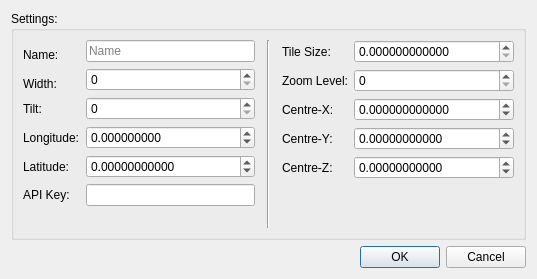
Above: forms/repo_dialog_map.ui from 3drepo/3drepogui before the change. Below: the same form after it.
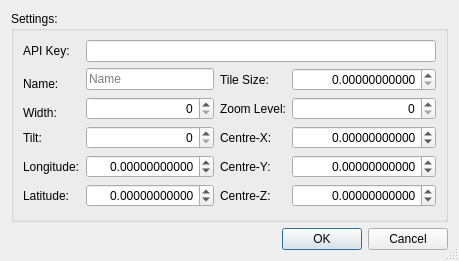
That is the form after the change.

The edit to the form file:
```diff
--- a/forms/repo_dialog_map.ui
+++ b/forms/repo_dialog_map.ui
@@ -6,24 +6,42 @@
    <rect>
     <x>0</x>
     <y>0</y>
-    <width>537</width>
-    <height>279</height>
+    <width>450</width>
+    <height>261</height>
    </rect>
   </property>
   <property name="windowTitle">
    <string>Map Tiles</string>
   </property>
+  <property name="sizeGripEnabled">
+   <bool>true</bool>
+  </property>
   <layout class="QVBoxLayout" name="verticalLayout">
    <item>
     <widget class="QGroupBox" name="groupBox_2">
      <property name="title">
       <string>Settings:</string>
      </property>
-     <layout class="QHBoxLayout" name="horizontalLayout">
+     <layout class="QVBoxLayout" name="verticalLayout_2">
       <property name="spacing">
        <number>12</number>
       </property>
       <item>
+       <widget class="QWidget" name="widget_2" native="true">
+        <layout class="QHBoxLayout" name="horizontalLayout_2">
+         <property name="leftMargin">
+          <number>0</number>
+         </property>
+         <property name="topMargin">
+          <number>0</number>
+         </property>
+         <property name="rightMargin">
+          <number>0</number>
+         </property>
+         <property name="bottomMargin">
+          <number>0</number>
+         </property>
+         <item>
        <widget class="QWidget" name="widget" native="true">
         <property name="sizePolicy">
          <sizepolicy hsizetype="MinimumExpanding" vsizetype="Preferred">
@@ -31,7 +49,7 @@
           <verstretch>0</verstretch>
          </sizepolicy>
         </property>
-        <layout class="QFormLayout" name="formLayout_2">
+           <layout class="QGridLayout" name="gridLayout">
          <property name="leftMargin">
           <number>0</number>
          </property>
@@ -44,7 +62,86 @@
          <property name="bottomMargin">
           <number>0</number>
          </property>
+            <item row="3" column="2">
+             <widget class="QLabel" name="coordLabel_2">
+              <property name="text">
+               <string>Centre-X:</string>
+              </property>
+             </widget>
+            </item>
+            <item row="3" column="3">
+             <widget class="QDoubleSpinBox" name="xSpinBox">
+              <property name="alignment">
+               <set>Qt::AlignRight|Qt::AlignTrailing|Qt::AlignVCenter</set>
+              </property>
+              <property name="decimals">
+               <number>11</number>
+              </property>
+              <property name="minimum">
+               <double>-9999999.999989999458194</double>
+              </property>
+              <property name="maximum">
+               <double>9999999.999989999458194</double>
+              </property>
+             </widget>
+            </item>
+            <item row="4" column="2">
+             <widget class="QLabel" name="coordLabel_3">
+              <property name="text">
+               <string>Centre-Y:</string>
+              </property>
+             </widget>
+            </item>
+            <item row="5" column="3">
+             <widget class="QDoubleSpinBox" name="zSpinBox">
+              <property name="alignment">
+               <set>Qt::AlignRight|Qt::AlignTrailing|Qt::AlignVCenter</set>
+              </property>
+              <property name="decimals">
+               <number>11</number>
+              </property>
+              <property name="minimum">
+               <double>-9999999.999989999458194</double>
+              </property>
+              <property name="maximum">
+               <double>9999999.999989999458194</double>
+              </property>
+             </widget>
+            </item>
+            <item row="5" column="2">
+             <widget class="QLabel" name="coordLabel_4">
+              <property name="text">
+               <string>Centre-Z:</string>
+              </property>
+             </widget>
+            </item>
+            <item row="4" column="3">
+             <widget class="QDoubleSpinBox" name="ySpinBox">
+              <property name="alignment">
+               <set>Qt::AlignRight|Qt::AlignTrailing|Qt::AlignVCenter</set>
+              </property>
+              <property name="decimals">
+               <number>11</number>
+              </property>
+              <property name="minimum">
+               <double>-9999999.999989999458194</double>
+              </property>
+              <property name="maximum">
+               <double>9999999.999989999458194</double>
+              </property>
+             </widget>
+            </item>
          <item row="1" column="0">
+             <widget class="QLabel" name="nameLabel">
+              <property name="text">
+               <string>Name:</string>
+              </property>
+              <property name="alignment">
+               <set>Qt::AlignBottom|Qt::AlignLeading|Qt::AlignLeft</set>
+              </property>
+             </widget>
+            </item>
+            <item row="2" column="0">
           <widget class="QLabel" name="widthLabel">
            <property name="text">
             <string>Width:</string>
@@ -55,47 +152,71 @@
           </widget>
          </item>
          <item row="1" column="1">
-          <widget class="QSpinBox" name="widthSpinBox"/>
-         </item>
-         <item row="2" column="0">
+             <widget class="QLineEdit" name="nameLineEdit">
+              <property name="placeholderText">
+               <string>Name</string>
+              </property>
+             </widget>
+            </item>
+            <item row="2" column="1">
+             <widget class="QSpinBox" name="widthSpinBox">
+              <property name="alignment">
+               <set>Qt::AlignRight|Qt::AlignTrailing|Qt::AlignVCenter</set>
+              </property>
+             </widget>
+            </item>
+            <item row="3" column="0">
           <widget class="QLabel" name="tiltLabel">
            <property name="text">
             <string>Tilt:</string>
            </property>
           </widget>
          </item>
-         <item row="2" column="1">
-          <widget class="QSpinBox" name="tiltSpinBox"/>
-         </item>
          <item row="3" column="1">
-          <widget class="QDoubleSpinBox" name="longSpinBox">
-           <property name="decimals">
-            <number>9</number>
-           </property>
-           <property name="minimum">
-            <double>-360.000000000000000</double>
-           </property>
-           <property name="maximum">
-            <double>360.000000000000000</double>
+             <widget class="QSpinBox" name="tiltSpinBox">
+              <property name="alignment">
+               <set>Qt::AlignRight|Qt::AlignTrailing|Qt::AlignVCenter</set>
            </property>
           </widget>
          </item>
-         <item row="3" column="0">
+            <item row="4" column="0">
           <widget class="QLabel" name="longLabel">
            <property name="text">
             <string>Longitude:</string>
            </property>
           </widget>
          </item>
-         <item row="4" column="0">
-          <widget class="QLabel" name="latLabel">
-           <property name="text">
-            <string>Latitude:</string>
-           </property>
-          </widget>
-         </item>
          <item row="4" column="1">
+             <widget class="QDoubleSpinBox" name="longSpinBox">
+              <property name="alignment">
+               <set>Qt::AlignRight|Qt::AlignTrailing|Qt::AlignVCenter</set>
+              </property>
+              <property name="decimals">
+               <number>11</number>
+              </property>
+              <property name="minimum">
+               <double>-360.000000000000000</double>
+              </property>
+              <property name="maximum">
+               <double>360.000000000000000</double>
+              </property>
+             </widget>
+            </item>
+            <item row="1" column="3">
+             <widget class="QDoubleSpinBox" name="tileSpinBox">
+              <property name="alignment">
+               <set>Qt::AlignRight|Qt::AlignTrailing|Qt::AlignVCenter</set>
+              </property>
+              <property name="decimals">
+               <number>11</number>
+              </property>
+             </widget>
+            </item>
+            <item row="5" column="1">
           <widget class="QDoubleSpinBox" name="latSpinBox">
+              <property name="alignment">
+               <set>Qt::AlignRight|Qt::AlignTrailing|Qt::AlignVCenter</set>
+              </property>
            <property name="decimals">
             <number>11</number>
            </property>
@@ -107,150 +228,62 @@
            </property>
           </widget>
          </item>
-         <item row="0" column="0">
-          <widget class="QLabel" name="nameLabel">
+            <item row="1" column="2">
+             <widget class="QLabel" name="tileSizeLabel">
            <property name="text">
-            <string>Name:</string>
-           </property>
-           <property name="alignment">
-            <set>Qt::AlignBottom|Qt::AlignLeading|Qt::AlignLeft</set>
+               <string>Tile Size:</string>
            </property>
           </widget>
          </item>
-         <item row="0" column="1">
-          <widget class="QLineEdit" name="nameLineEdit">
-           <property name="placeholderText">
-            <string>Name</string>
+            <item row="2" column="3">
+             <widget class="QSpinBox" name="zoomSpinBox">
+              <property name="alignment">
+               <set>Qt::AlignRight|Qt::AlignTrailing|Qt::AlignVCenter</set>
            </property>
           </widget>
          </item>
          <item row="5" column="0">
+             <widget class="QLabel" name="latLabel">
+              <property name="text">
+               <string>Latitude:</string>
+              </property>
+             </widget>
+            </item>
+            <item row="2" column="2">
+             <widget class="QLabel" name="zoomLabel">
+              <property name="text">
+               <string>Zoom Level:</string>
+              </property>
+             </widget>
+            </item>
+            <item row="0" column="1" colspan="3">
+             <widget class="QLineEdit" name="apiKeyLineEdit"/>
+            </item>
+            <item row="0" column="0">
           <widget class="QLabel" name="apiLabel">
            <property name="text">
             <string>API Key:</string>
            </property>
           </widget>
          </item>
-         <item row="5" column="1">
-          <widget class="QLineEdit" name="apiKeyLineEdit"/>
+           </layout>
+          </widget>
          </item>
         </layout>
        </widget>
       </item>
       <item>
-       <widget class="Line" name="line">
+       <spacer name="verticalSpacer">
         <property name="orientation">
          <enum>Qt::Vertical</enum>
         </property>
-       </widget>
-      </item>
-      <item>
-       <widget class="QWidget" name="widget_3" native="true">
-        <property name="sizePolicy">
-         <sizepolicy hsizetype="MinimumExpanding" vsizetype="Preferred">
-          <horstretch>0</horstretch>
-          <verstretch>0</verstretch>
-         </sizepolicy>
+        <property name="sizeHint" stdset="0">
+         <size>
+          <width>20</width>
+          <height>40</height>
+         </size>
         </property>
-        <layout class="QFormLayout" name="formLayout_3">
-         <property name="leftMargin">
-          <number>0</number>
-         </property>
-         <property name="topMargin">
-          <number>0</number>
-         </property>
-         <property name="rightMargin">
-          <number>0</number>
-         </property>
-         <property name="bottomMargin">
-          <number>0</number>
-         </property>
-         <item row="0" column="0">
-          <widget class="QLabel" name="tileSizeLabel">
-           <property name="text">
-            <string>Tile Size:</string>
-           </property>
-          </widget>
-         </item>
-         <item row="0" column="1">
-          <widget class="QDoubleSpinBox" name="tileSpinBox">
-           <property name="decimals">
-            <number>12</number>
-           </property>
-          </widget>
-         </item>
-         <item row="1" column="0">
-          <widget class="QLabel" name="zoomLabel">
-           <property name="text">
-            <string>Zoom Level:</string>
-           </property>
-          </widget>
-         </item>
-         <item row="1" column="1">
-          <widget class="QSpinBox" name="zoomSpinBox"/>
-         </item>
-         <item row="2" column="0">
-          <widget class="QLabel" name="coordLabel_2">
-           <property name="text">
-            <string>Centre-X:</string>
-           </property>
-          </widget>
-         </item>
-         <item row="2" column="1">
-          <widget class="QDoubleSpinBox" name="xSpinBox">
-           <property name="decimals">
-            <number>12</number>
-           </property>
-           <property name="minimum">
-            <double>-9999999.999989999458194</double>
-           </property>
-           <property name="maximum">
-            <double>9999999.999989999458194</double>
-           </property>
-          </widget>
-         </item>
-         <item row="3" column="0">
-          <widget class="QLabel" name="coordLabel_3">
-           <property name="text">
-            <string>Centre-Y:</string>
-           </property>
-          </widget>
-         </item>
-         <item row="3" column="1">
-          <widget class="QDoubleSpinBox" name="ySpinBox">
-           <property name="decimals">
-            <number>11</number>
-           </property>
-           <property name="minimum">
-            <double>-9999999.999989999458194</double>
-           </property>
-           <property name="maximum">
-            <double>9999999.999989999458194</double>
-           </property>
-          </widget>
-         </item>
-         <item row="4" column="0">
-          <widget class="QLabel" name="coordLabel_4">
-           <property name="text">
-            <string>Centre-Z:</string>
-           </property>
-          </widget>
-         </item>
-         <item row="4" column="1">
-          <widget class="QDoubleSpinBox" name="zSpinBox">
-           <property name="decimals">
-            <number>11</number>
-           </property>
-           <property name="minimum">
-            <double>-9999999.999989999458194</double>
-           </property>
-           <property name="maximum">
-            <double>9999999.999989999458194</double>
-           </property>
-          </widget>
-         </item>
-        </layout>
-       </widget>
+       </spacer>
       </item>
      </layout>
     </widget>
```
Lines whose indentation alone changed are shown as unchanged.
